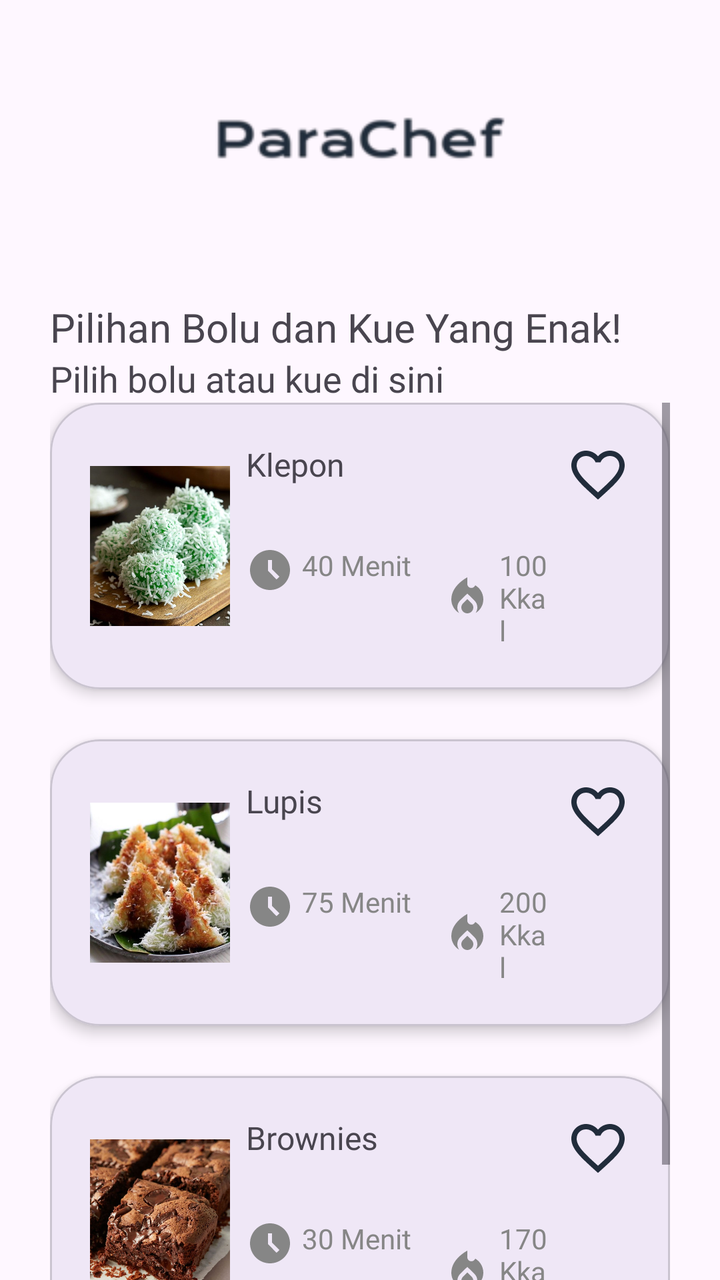
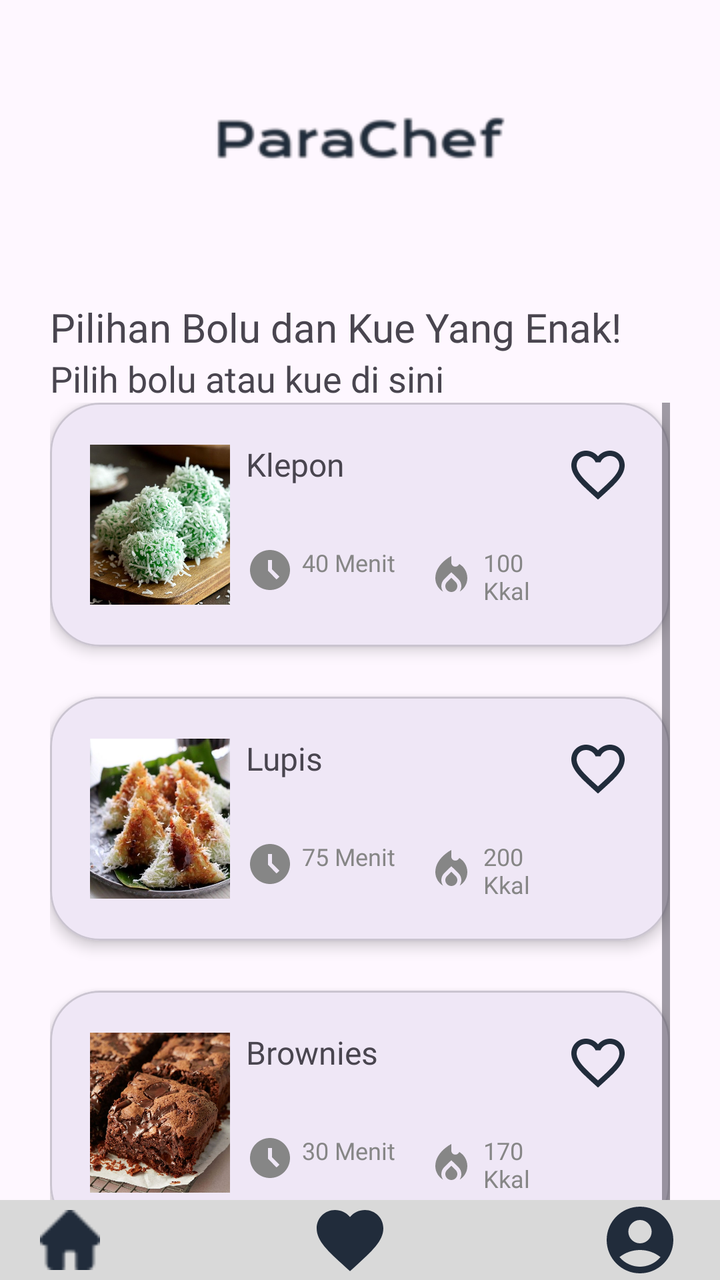

The first picture is an Android layout as it rendered before a commit; the second is the same layout after the commit. The layout source and the unified diff follow.
<!-- AndroidManifest.xml: application theme Theme.Parachef -->
<!-- res/layout/bolukue.xml -->
<?xml version="1.0" encoding="utf-8"?>
<RelativeLayout
    xmlns:android="http://schemas.android.com/apk/res/android"
    xmlns:app="http://schemas.android.com/apk/res-auto"
    xmlns:tools="http://schemas.android.com/tools"
    android:id="@+id/main"
    android:layout_width="match_parent"
    android:layout_height="match_parent"
    tools:context=".BoluKue">

    <FrameLayout
        android:id="@+id/frameLayout"
        android:layout_width="match_parent"
        android:layout_height="100dp">

        <ImageView
            android:layout_width="wrap_content"
            android:layout_height="wrap_content"
            android:layout_marginTop="20dp"
            android:src="@drawable/ic_logo2"
            android:layout_gravity="center"/>
    </FrameLayout>

    <LinearLayout
        android:layout_width="match_parent"
        android:layout_height="wrap_content"
        android:layout_marginEnd="25dp"
        android:layout_marginStart="25dp"
        android:orientation="vertical"
        android:layout_marginTop="150dp">

        <TextView
            android:layout_width="match_parent"
            android:layout_height="wrap_content"
            android:fontFamily="@font/poppins_semibold"
            android:textSize="20sp"
            android:text="Pilihan Bolu dan Kue Yang Enak!"/>

        <TextView
            android:layout_width="match_parent"
            android:layout_height="wrap_content"
            android:fontFamily="@font/poppins_medium"
            android:textSize="18sp"
            android:text="Pilih bolu atau kue di sini"/>

        
        <ScrollView
            android:layout_width="match_parent"
            android:layout_height="0dp"
            android:layout_weight="1">

            <LinearLayout
                android:layout_width="match_parent"
                android:layout_height="wrap_content"
                android:orientation="vertical">

                
                <com.google.android.material.card.MaterialCardView
                    android:layout_width="match_parent"
                    android:layout_height="wrap_content"
                    android:layout_marginBottom="25dp"
                    app:cardCornerRadius="25dp"
                    app:cardElevation="4dp">

                    <LinearLayout
                        android:id="@+id/dklepon"
                        android:layout_width="match_parent"
                        android:layout_height="wrap_content"
                        android:orientation="horizontal"
                        android:padding="20dp">

                        <ImageView
                            android:id="@+id/imm1"
                            android:layout_width="70dp"
                            android:layout_height="80dp"
                            android:layout_gravity="center_vertical"
                            android:scaleType="centerCrop"
                            android:src="@drawable/klepon" />

                        <LinearLayout
                            android:layout_width="0dp"
                            android:layout_height="wrap_content"
                            android:layout_weight="1"
                            android:orientation="vertical"
                            android:paddingStart="8dp"
                            android:paddingEnd="8dp">

                            <TextView
                                android:layout_width="wrap_content"
                                android:layout_height="wrap_content"
                                android:text="Klepon"
                                android:fontFamily="@font/poppins_semibold"
                                android:textSize="16sp"/>

                            <LinearLayout
                                android:layout_width="wrap_content"
                                android:layout_height="wrap_content"
                                android:orientation="horizontal"
                                android:layout_marginTop="30dp">

                                <TextView
                                    android:layout_width="wrap_content"
                                    android:layout_height="wrap_content"
                                    android:fontFamily="@font/poppins"
                                    android:text="40 Menit"
                                    android:textSize="14sp"
                                    android:textColor="#868686"
                                    android:drawableLeft="@drawable/ic_time"
                                    android:drawablePadding="4dp" />

                                <TextView
                                    android:layout_width="wrap_content"
                                    android:layout_height="wrap_content"
                                    android:fontFamily="@font/poppins"
                                    android:text="100 Kkal"
                                    android:textSize="14sp"
                                    android:textColor="#868686"
                                    android:drawableLeft="@drawable/ic_kkal"
                                    android:drawablePadding="4dp"
                                    android:layout_marginStart="16dp" />
                            </LinearLayout>
                        </LinearLayout>

                        <ImageView
                            android:id="@+id/mmfav1"
                            android:layout_width="32dp"
                            android:layout_height="32dp"
                            android:src="@drawable/favorite"
                            android:contentDescription="Favorite Icon"/>
                    </LinearLayout>
                </com.google.android.material.card.MaterialCardView>

                
                <com.google.android.material.card.MaterialCardView
                    android:layout_width="match_parent"
                    android:layout_height="wrap_content"
                    android:layout_marginBottom="25dp"
                    app:cardCornerRadius="25dp"
                    app:cardElevation="4dp">

                    <LinearLayout
                        android:id="@+id/dlupis"
                        android:layout_width="match_parent"
                        android:layout_height="wrap_content"
                        android:orientation="horizontal"
                        android:padding="20dp">

                        <ImageView
                            android:id="@+id/imm2"
                            android:layout_width="70dp"
                            android:layout_height="80dp"
                            android:layout_gravity="center_vertical"
                            android:scaleType="centerCrop"
                            android:src="@drawable/lupis" />

                        <LinearLayout
                            android:layout_width="0dp"
                            android:layout_height="wrap_content"
                            android:layout_weight="1"
                            android:orientation="vertical"
                            android:paddingStart="8dp"
                            android:paddingEnd="8dp">

                            <TextView
                                android:layout_width="wrap_content"
                                android:layout_height="wrap_content"
                                android:text="Lupis"
                                android:fontFamily="@font/poppins_semibold"
                                android:textSize="16sp"/>

                            <LinearLayout
                                android:layout_width="wrap_content"
                                android:layout_height="wrap_content"
                                android:orientation="horizontal"
                                android:layout_marginTop="30dp">

                                <TextView
                                    android:layout_width="wrap_content"
                                    android:layout_height="wrap_content"
                                    android:fontFamily="@font/poppins"
                                    android:text="75 Menit"
                                    android:textSize="14sp"
                                    android:textColor="#868686"
                                    android:drawableLeft="@drawable/ic_time"
                                    android:drawablePadding="4dp" />

                                <TextView
                                    android:layout_width="wrap_content"
                                    android:layout_height="wrap_content"
                                    android:fontFamily="@font/poppins"
                                    android:text="200 Kkal"
                                    android:textSize="14sp"
                                    android:textColor="#868686"
                                    android:drawableLeft="@drawable/ic_kkal"
                                    android:drawablePadding="4dp"
                                    android:layout_marginStart="16dp" />
                            </LinearLayout>
                        </LinearLayout>

                        <ImageView
                            android:id="@+id/mmfav2"
                            android:layout_width="32dp"
                            android:layout_height="32dp"
                            android:src="@drawable/favorite"
                            android:contentDescription="Favorite Icon"/>
                    </LinearLayout>
                </com.google.android.material.card.MaterialCardView>

                
                <com.google.android.material.card.MaterialCardView
                    android:layout_width="match_parent"
                    android:layout_height="wrap_content"
                    android:layout_marginBottom="25dp"
                    app:cardCornerRadius="25dp"
                    app:cardElevation="4dp">

                    <LinearLayout
                        android:id="@+id/dbrownies"
                        android:layout_width="match_parent"
                        android:layout_height="wrap_content"
                        android:orientation="horizontal"
                        android:padding="20dp">

                        <ImageView
                            android:id="@+id/imm3"
                            android:layout_width="70dp"
                            android:layout_height="80dp"
                            android:layout_gravity="center_vertical"
                            android:scaleType="centerCrop"
                            android:src="@drawable/brow" />

                        <LinearLayout
                            android:layout_width="0dp"
                            android:layout_height="wrap_content"
                            android:layout_weight="1"
                            android:orientation="vertical"
                            android:paddingStart="8dp"
                            android:paddingEnd="8dp">

                            <TextView
                                android:layout_width="wrap_content"
                                android:layout_height="wrap_content"
                                android:text="Brownies"
                                android:fontFamily="@font/poppins_semibold"
                                android:textSize="16sp"/>

                            <LinearLayout
                                android:layout_width="wrap_content"
                                android:layout_height="wrap_content"
                                android:orientation="horizontal"
                                android:layout_marginTop="30dp">

                                <TextView
                                    android:layout_width="wrap_content"
                                    android:layout_height="wrap_content"
                                    android:fontFamily="@font/poppins"
                                    android:text="30 Menit"
                                    android:textSize="14sp"
                                    android:textColor="#868686"
                                    android:drawableLeft="@drawable/ic_time"
                                    android:drawablePadding="4dp" />

                                <TextView
                                    android:layout_width="wrap_content"
                                    android:layout_height="wrap_content"
                                    android:fontFamily="@font/poppins"
                                    android:text="170 Kkal"
                                    android:textSize="14sp"
                                    android:textColor="#868686"
                                    android:drawableLeft="@drawable/ic_kkal"
                                    android:drawablePadding="4dp"
                                    android:layout_marginStart="16dp" />
                            </LinearLayout>
                        </LinearLayout>

                        <ImageView
                            android:id="@+id/mmfav3"
                            android:layout_width="32dp"
                            android:layout_height="32dp"
                            android:src="@drawable/favorite"
                            android:contentDescription="Favorite Icon"/>
                    </LinearLayout>
                </com.google.android.material.card.MaterialCardView>
            </LinearLayout>
        </ScrollView>
    </LinearLayout>

    <LinearLayout
        android:layout_width="match_parent"
        android:layout_height="match_parent"
        android:orientation="horizontal"
        android:background="@color/nav"
        android:layout_marginTop="800dp">

        <ImageView
            android:id="@+id/navhome"
            android:layout_width="30dp"
            android:layout_height="30dp"
            android:layout_gravity="center"
            android:src="@drawable/navhome"
            android:layout_marginStart="45dp"/>
        <ImageView
            android:id="@+id/navfav"
            android:layout_width="40dp"
            android:layout_height="40dp"
            android:layout_gravity="center"
            android:src="@drawable/favadd"
            android:layout_marginStart="105dp"/>
        <ImageView
            android:id="@+id/navprof"
            android:layout_width="40dp"
            android:layout_height="40dp"
            android:layout_gravity="center"
            android:src="@drawable/ic_profile"
            android:layout_marginStart="105dp"/>
    </LinearLayout>

</RelativeLayout>
<!-- resources referenced by this layout -->
<resources>
  <color name="nav">#D9D9D9</color>
  <!-- drawable brow: jpg bitmap (drawable, 136154 bytes) -->
  <!-- drawable favadd (drawable) -->
  <vector xmlns:android="http://schemas.android.com/apk/res/android" android:height="24dp" android:tint="#212C3B" android:viewportHeight="24" android:viewportWidth="24" android:width="24dp">
        
      <path android:fillColor="@android:color/white" android:pathData="M12,21.35l-1.45,-1.32C5.4,15.36 2,12.28 2,8.5 2,5.42 4.42,3 7.5,3c1.74,0 3.41,0.81 4.5,2.09C13.09,3.81 14.76,3 16.5,3 19.58,3 22,5.42 22,8.5c0,3.78 -3.4,6.86 -8.55,11.54L12,21.35z"/>
      
  </vector>
  <!-- drawable favorite (drawable) -->
  <vector xmlns:android="http://schemas.android.com/apk/res/android" android:height="24dp" android:tint="#212C3B" android:viewportHeight="24" android:viewportWidth="24" android:width="24dp">
        
      <path android:fillColor="@android:color/white" android:pathData="M16.5,3c-1.74,0 -3.41,0.81 -4.5,2.09C10.91,3.81 9.24,3 7.5,3 4.42,3 2,5.42 2,8.5c0,3.78 3.4,6.86 8.55,11.54L12,21.35l1.45,-1.32C18.6,15.36 22,12.28 22,8.5 22,5.42 19.58,3 16.5,3zM12.1,18.55l-0.1,0.1 -0.1,-0.1C7.14,14.24 4,11.39 4,8.5 4,6.5 5.5,5 7.5,5c1.54,0 3.04,0.99 3.57,2.36h1.87C13.46,5.99 14.96,5 16.5,5c2,0 3.5,1.5 3.5,3.5 0,2.89 -3.14,5.74 -7.9,10.05z"/>
      
  </vector>
  <!-- drawable ic_kkal (drawable) -->
  <vector xmlns:android="http://schemas.android.com/apk/res/android" android:height="24dp" android:tint="#868686" android:viewportHeight="24" android:viewportWidth="24" android:width="24dp">
        
      <path android:fillColor="@android:color/white" android:pathData="M12,12.9l-2.13,2.09C9.31,15.55 9,16.28 9,17.06C9,18.68 10.35,20 12,20s3,-1.32 3,-2.94c0,-0.78 -0.31,-1.52 -0.87,-2.07L12,12.9z"/>
        
      <path android:fillColor="@android:color/white" android:pathData="M16,6l-0.44,0.55C14.38,8.02 12,7.19 12,5.3V2c0,0 -8,4 -8,11c0,2.92 1.56,5.47 3.89,6.86C7.33,19.07 7,18.1 7,17.06c0,-1.32 0.52,-2.56 1.47,-3.5L12,10.1l3.53,3.47c0.95,0.93 1.47,2.17 1.47,3.5c0,1.02 -0.31,1.96 -0.85,2.75c1.89,-1.15 3.29,-3.06 3.71,-5.3C20.52,10.97 18.79,7.62 16,6z"/>
      
  </vector>
  <!-- drawable ic_logo2: png bitmap (drawable, 6633 bytes) -->
  <!-- drawable ic_profile (drawable) -->
  <vector xmlns:android="http://schemas.android.com/apk/res/android" android:height="24dp" android:tint="#212C3B" android:viewportHeight="24" android:viewportWidth="24" android:width="24dp">
        
      <path android:fillColor="@android:color/white" android:pathData="M12,2C6.48,2 2,6.48 2,12s4.48,10 10,10s10,-4.48 10,-10S17.52,2 12,2zM12,6c1.93,0 3.5,1.57 3.5,3.5S13.93,13 12,13s-3.5,-1.57 -3.5,-3.5S10.07,6 12,6zM12,20c-2.03,0 -4.43,-0.82 -6.14,-2.88C7.55,15.8 9.68,15 12,15s4.45,0.8 6.14,2.12C16.43,19.18 14.03,20 12,20z"/>
      
  </vector>
  <!-- drawable ic_time (drawable) -->
  <vector xmlns:android="http://schemas.android.com/apk/res/android" android:height="24dp" android:tint="#868686" android:viewportHeight="24" android:viewportWidth="24" android:width="24dp">
        
      <path android:fillColor="@android:color/white" android:pathData="M11.99,2C6.47,2 2,6.48 2,12s4.47,10 9.99,10C17.52,22 22,17.52 22,12S17.52,2 11.99,2zM15.29,16.71L11,12.41V7h2v4.59l3.71,3.71L15.29,16.71z"/>
      
  </vector>
  <!-- drawable klepon: jpg bitmap (drawable, 67891 bytes) -->
  <!-- drawable lupis: jpg bitmap (drawable, 52001 bytes) -->
  <!-- drawable navhome: png bitmap (drawable, 450 bytes) -->
  <style name="Theme.Parachef" parent="Base.Theme.Parachef" />
  <style name="Base.Theme.Parachef" parent="Theme.Material3.DayNight.NoActionBar">
          
          
      </style>
</resources>

<!-- the commit's change to res/layout/bolukue.xml (unified diff, before → after) -->
@@ -103,7 +103,7 @@
                                     android:layout_height="wrap_content"
                                     android:fontFamily="@font/poppins"
                                     android:text="40 Menit"
-                                    android:textSize="14sp"
+                                    android:textSize="12sp"
                                     android:textColor="#868686"
                                     android:drawableLeft="@drawable/ic_time"
                                     android:drawablePadding="4dp" />
@@ -113,7 +113,7 @@
                                     android:layout_height="wrap_content"
                                     android:fontFamily="@font/poppins"
                                     android:text="100 Kkal"
-                                    android:textSize="14sp"
+                                    android:textSize="12sp"
                                     android:textColor="#868686"
                                     android:drawableLeft="@drawable/ic_kkal"
                                     android:drawablePadding="4dp"
@@ -179,7 +179,7 @@
                                     android:layout_height="wrap_content"
                                     android:fontFamily="@font/poppins"
                                     android:text="75 Menit"
-                                    android:textSize="14sp"
+                                    android:textSize="12sp"
                                     android:textColor="#868686"
                                     android:drawableLeft="@drawable/ic_time"
                                     android:drawablePadding="4dp" />
@@ -189,7 +189,7 @@
                                     android:layout_height="wrap_content"
                                     android:fontFamily="@font/poppins"
                                     android:text="200 Kkal"
-                                    android:textSize="14sp"
+                                    android:textSize="12sp"
                                     android:textColor="#868686"
                                     android:drawableLeft="@drawable/ic_kkal"
                                     android:drawablePadding="4dp"
@@ -255,7 +255,7 @@
                                     android:layout_height="wrap_content"
                                     android:fontFamily="@font/poppins"
                                     android:text="30 Menit"
-                                    android:textSize="14sp"
+                                    android:textSize="12sp"
                                     android:textColor="#868686"
                                     android:drawableLeft="@drawable/ic_time"
                                     android:drawablePadding="4dp" />
@@ -265,7 +265,7 @@
                                     android:layout_height="wrap_content"
                                     android:fontFamily="@font/poppins"
                                     android:text="170 Kkal"
-                                    android:textSize="14sp"
+                                    android:textSize="12sp"
                                     android:textColor="#868686"
                                     android:drawableLeft="@drawable/ic_kkal"
                                     android:drawablePadding="4dp"
@@ -287,10 +287,10 @@
 
     <LinearLayout
         android:layout_width="match_parent"
-        android:layout_height="match_parent"
+        android:layout_height="wrap_content"
         android:orientation="horizontal"
         android:background="@color/nav"
-        android:layout_marginTop="800dp">
+        android:layout_alignParentBottom="true">
 
         <ImageView
             android:id="@+id/navhome"
@@ -298,7 +298,7 @@
             android:layout_height="30dp"
             android:layout_gravity="center"
             android:src="@drawable/navhome"
-            android:layout_marginStart="45dp"/>
+            android:layout_marginStart="20dp"/>
         <ImageView
             android:id="@+id/navfav"
             android:layout_width="40dp"
